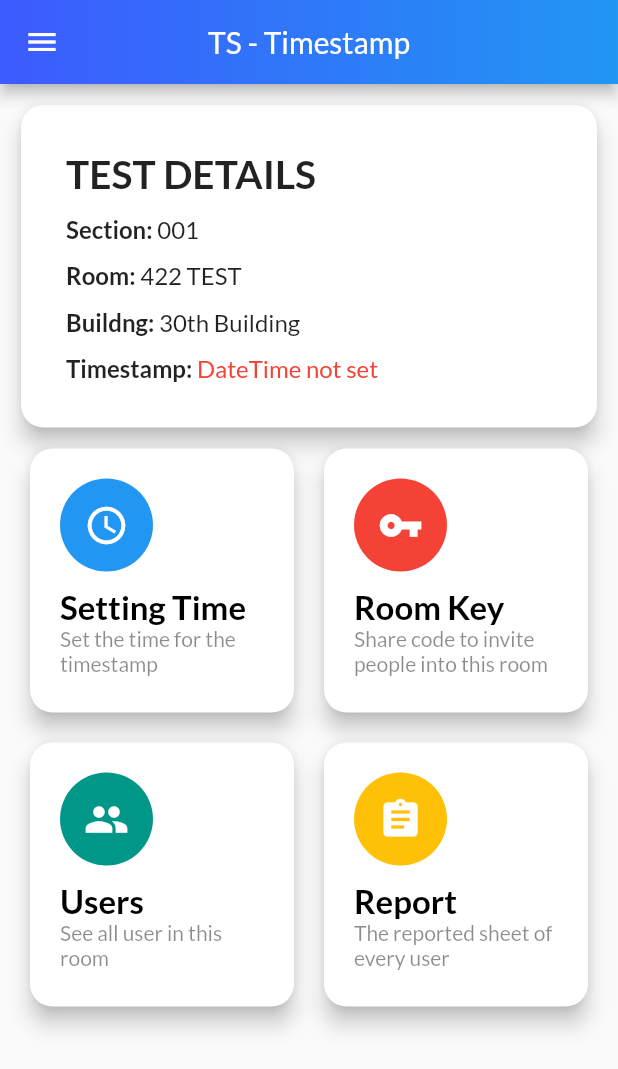
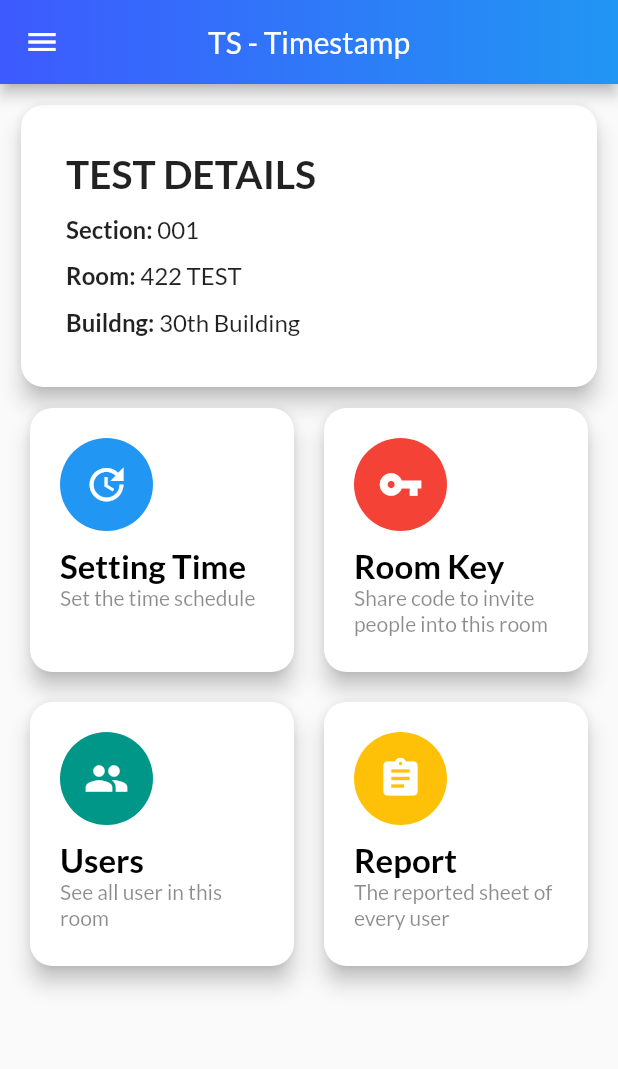
Before and after one commit to bbun0639/Flutter_timestamp, a Flutter app: the ManagerRoomDetailScreen screen opened by its route, on a phone screen of 412 x 824 dp. Shown: the top 1069 px of the screen. Run offline on Flutter 3.47's test engine with Material 2 defaults, Android fonts, the phone set to English and light mode, and no system bars; our stand-ins replace flutter_datetime_picker, shared_preferences; accounts and stored records are empty.

Commit message:
Update manager_room_detail_screen.dart

```diff
--- a/lib/screens/manager_room_detail_screen.dart
+++ b/lib/screens/manager_room_detail_screen.dart
@@ -107,24 +107,7 @@ class _ManagerRoomDetailScreen extends State<ManagerRoomDetailScreen> {
                               Spacer(),
                             ]),
                           ),
-                          Padding(
-                            padding:
-                                const EdgeInsets.only(top: 8.0, bottom: 0.0),
-                            child: Row(
-                              children: <Widget>[
-                                Text(
-                                  'Timestamp: ',
-                                  style: new TextStyle(
-                                      fontSize: 16.0,
-                                      fontWeight: FontWeight.bold),
-                                ),
-                                Text(
-                                  'DateTime not set',
-                                  style: new TextStyle(fontSize: 16.0,color: Colors.red),
-                                ),
-                              ],
-                            ),
-                          )
+
                         ],
                       ),
                     ),
@@ -136,7 +119,7 @@ class _ManagerRoomDetailScreen extends State<ManagerRoomDetailScreen> {
                     //crossAxisSpacing: 10,
                     //mainAxisSpacing: 10,
                     children: <Widget>[
-                      MenuIcon(Icons.query_builder, 'Setting Time', Colors.blue, 'Set the time for the timestamp'),
+                      MenuIcon(Icons.update, 'Setting Time', Colors.blue, 'Set the time schedule'),
                       MenuIcon(Icons.vpn_key, 'Room Key', Colors.red, 'Share code to invite people into this room'),
                       MenuIcon(Icons.people, 'Users', Colors.teal, 'See all user in this room'),
                       MenuIcon(Icons.assignment, 'Report', Colors.amber, 'The reported sheet of every user'),
@@ -146,13 +129,14 @@ class _ManagerRoomDetailScreen extends State<ManagerRoomDetailScreen> {
               ],
             ),
           ),
-
-
         ),
       ),
     );
   }
 }
+
+
+
 
 class MenuIcon extends StatelessWidget {
   final IconData _icon;
```
